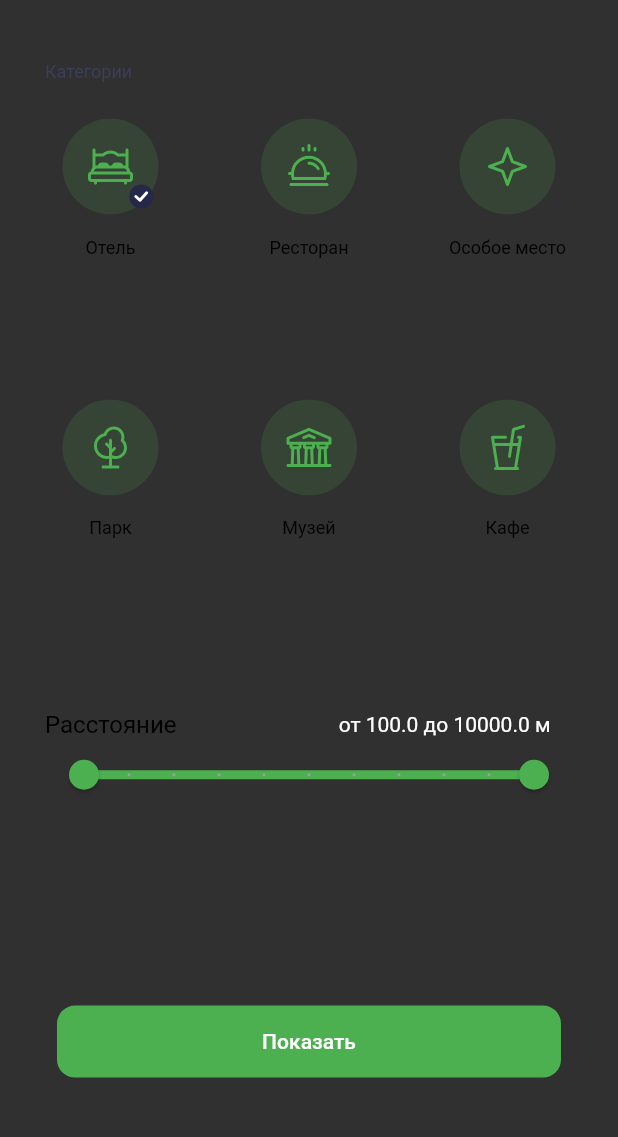
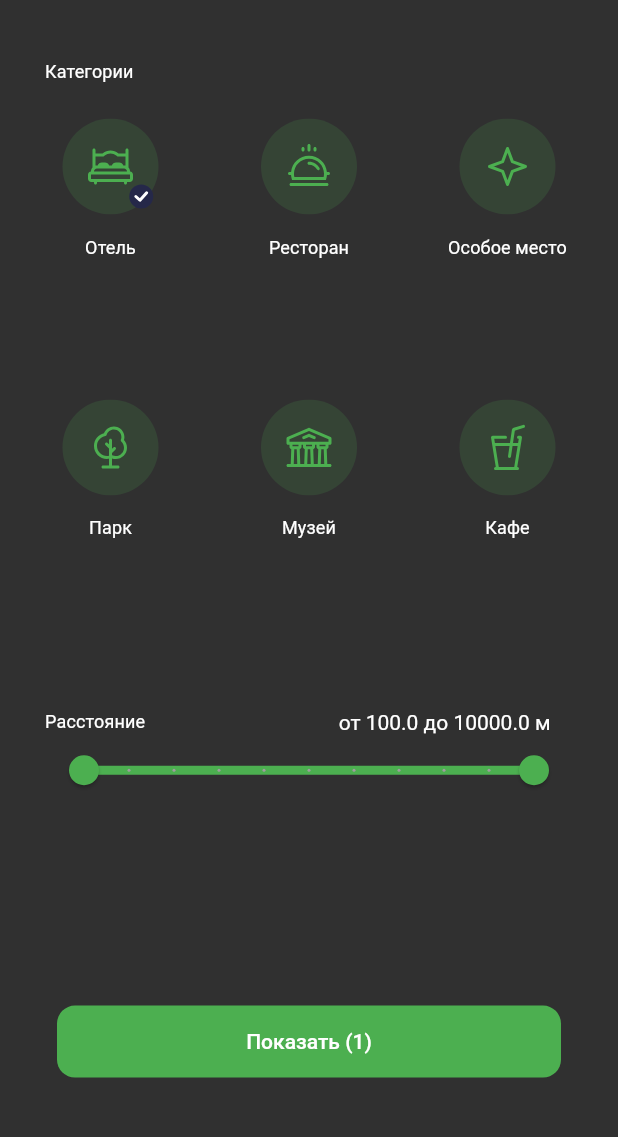
Before and after one commit to AleksPisanets-Yakimova/flutter_project_yakimova, a Flutter app: the screen it shows after launch, after a tap on an icon or button, on a phone screen of 412 x 824 dp, the part 84-1221 px from its top. Run offline on Flutter 3.47's test engine with Material 2 defaults, Android fonts, the phone set to English and light mode, and no system bars; our stand-ins replace flutter_svg.

Commit message:
Рефакторинг.

```diff
--- a/lib/mocks/mocks.dart
+++ b/lib/mocks/mocks.dart
@@ -89,4 +89,22 @@ final List<Sight> mocks = [
         'фонтанам, яркие разноцветные лучи, музыка - это так здорово!',
     type: SightType.park,
   ),
+  Sight(
+    id: 7,
+    name: 'Парк Муравьева-Амурского',
+    lat: 48.473143,
+    lon: 135.049149,
+    urls: [
+      'https://topparki.ru/wp-content/uploads/2018/12/a1072c51adae5228c260a2d3ffddf3c1-1024x653.jpg'
+    ],
+    details: 'Отреставрированная набережная может похвастаться своим видом, '
+        'велодорожками, вечерним шоу на фонтанах. Идеально подходит для '
+        'прогулок в любое время суток. Вы можете пойти прогуляться днем, '
+        'взять детей и пойти на аттракционы. Взять вкуснейшее в городе мороженое'
+        ' "Камелию" для еще лучшего отдыха) Огромное количество лавочек и качель '
+        'для тех кто устал или просто хочет расслабиться. Летние вечерние показы '
+        'фильмов это нечто. Также вечером просто необходимо сходить на стадион к '
+        'фонтанам, яркие разноцветные лучи, музыка - это так здорово!',
+    type: SightType.park,
+  ),
 ];
--- a/lib/ui/screen/const/styles.dart
+++ b/lib/ui/screen/const/styles.dart
@@ -59,10 +59,4 @@ class AppTypography {
     fontWeight: _regular,
     fontSize: 12,
   );
-
-  static const textFilterDistance = TextStyle(
-    fontFamily: _defaultFontFamily,
-    fontWeight: _regular,
-    fontSize: 16,
-  );
 }
--- a/lib/ui/screen/filter_screen.dart
+++ b/lib/ui/screen/filter_screen.dart
@@ -17,15 +17,55 @@ late double _startDistance = DistanceSettings.from;
 late double _endDistance = DistanceSettings.to;
 late double _distance = (_endDistance - _startDistance) / 1000;
 late Set<int> _selectedPlaces = {};
+late var _selectCount = _selectedPlaces.length;
 
 class FilterScreen extends StatefulWidget {
+  static _FilterScreenState of(
+    BuildContext context, {
+    bool listen = false,
+  }) =>
+      _FilterScreenInheritedWidget.of(context, listen: listen)!;
+
   @override
   _FilterScreenState createState() => _FilterScreenState();
 }
 
-class _FilterScreenState extends State {
+class _FilterScreenState extends State<FilterScreen> {
+  var _needUpdate = false;
+
+  // Обновление дерева зависимостей.
+  void update() {
+    setState(() {
+      _needUpdate = true;
+    });
+  }
+
+  void clearSearch() {
+    _selectedCategories.clear();
+    _selectedPlaces.clear();
+    print('В функции clearSearch: $_selectedCategories');
+    update();
+  }
+
+  void updateSearch(SightType type) {
+    if (_selectedCategories.contains(type)) {
+      _selectedCategories.remove(type);
+    } else {
+      _selectedCategories.add(type);
+    }
+    _selectCount = _selectedCategories.length;
+    update();
+  }
+
+  void updateSelect(int id) {
+    _selectedPlaces.add(id);
+    update();
+  }
+
   @override
-  Widget build(BuildContext context) => Scaffold(
+  Widget build(BuildContext context) => _FilterScreenInheritedWidget(
+        state: this,
+        child: Scaffold(
           appBar: AppBar(
             title: _BackAndClear(),
           ),
@@ -33,20 +73,44 @@ class _FilterScreenState extends State {
             padding: const EdgeInsets.only(top: 25, left: 30, right: 30),
             child: _Content(),
           ),
+        ),
       );
 }
 
-class SelectedCategoriesState extends InheritedWidget {
-  final Set<SightType> selectedCategories;
-  const SelectedCategoriesState({
+class _FilterScreenInheritedWidget extends InheritedWidget {
+  const _FilterScreenInheritedWidget({
     Key? key,
-    required this.selectedCategories,
+    required this.state,
     required Widget child,
   }) : super(key: key, child: child);
 
+  final _FilterScreenState state;
+
+  /// Ищет InheritedWidget в дереве, возвращает [state].
+  ///
+  /// Если надо, подписывается ([listen]).
+  static _FilterScreenState? of(
+    BuildContext context, {
+    required bool listen,
+  }) =>
+      (listen
+              ? context.dependOnInheritedWidgetOfExactType<
+                  _FilterScreenInheritedWidget>()
+              : context
+                  .getElementForInheritedWidgetOfExactType<
+                      _FilterScreenInheritedWidget>()
+                  ?.widget as _FilterScreenInheritedWidget?)
+          ?.state;
+
   @override
-  bool updateShouldNotify(covariant SelectedCategoriesState oldWidget) =>
-      selectedCategories != selectedCategories;
+  bool updateShouldNotify(_FilterScreenInheritedWidget oldWidget) {
+    if (state._needUpdate) {
+      state._needUpdate = false;
+      return true;
+    }
+
+    return false;
+  }
 }
 
 class _Content extends StatefulWidget {
@@ -56,7 +120,9 @@ class _Content extends StatefulWidget {
 
 class _ContentState extends State<_Content> {
   @override
-  Widget build(BuildContext context) => Column(
+  Widget build(BuildContext context) {
+    FilterScreen.of(context, listen: true);
+    return Column(
       crossAxisAlignment: CrossAxisAlignment.stretch,
       children: [
         _Categories(),
@@ -68,6 +134,7 @@ class _ContentState extends State<_Content> {
         _ShowButton(),
       ],
     );
+  }
 }
 
 class _FilterTextButton extends StatefulWidget {
@@ -84,13 +151,7 @@ class _FilterTextButton extends StatefulWidget {
 
 class _FilterTextButtonState extends State<_FilterTextButton> {
   @override
-  Widget build(BuildContext context) {
-    final selectedCategories = context
-            .dependOnInheritedWidgetOfExactType<SelectedCategoriesState>()
-            ?.selectedCategories ??
-        0;
-
-    return Expanded(
+  Widget build(BuildContext context) => Expanded(
         child: AnimatedContainer(
           duration: const Duration(seconds: 2),
           child: Material(
@@ -99,12 +160,8 @@ class _FilterTextButtonState extends State<_FilterTextButton> {
                 InkWell(
                   onTap: () {
                     setState(() {
-                    if (_selectedCategories
-                        .contains(widget.filterCategory.type)) {
-                      _selectedCategories.remove(widget.filterCategory.type);
-                    } else {
-                      _selectedCategories.add(widget.filterCategory.type);
-                    }
+                      FilterScreen.of(context, listen: false)
+                          .updateSearch(widget.filterCategory.type);
                     });
                   },
                   child: Stack(
@@ -127,14 +184,15 @@ class _FilterTextButtonState extends State<_FilterTextButton> {
                 Text(
                   widget.filterCategory.name,
                   textAlign: TextAlign.center,
-                style: AppTypography.textFilter.withColor(AppColors.colorBlack),
+                  style: Theme.of(context).textTheme.subtitle2,
+                  overflow: TextOverflow.ellipsis,
+                  softWrap: false,
                 ),
               ],
             ),
           ),
         ),
       );
-  }
 }
 
 class _FilterRow extends StatelessWidget {
@@ -175,9 +233,7 @@ class _BackAndClear extends StatefulWidget {
 
 class _BackAndClearState extends State<_BackAndClear> {
   @override
-  Widget build(BuildContext context) => SelectedCategoriesState(
-        selectedCategories: _selectedCategories,
-        child: Center(
+  Widget build(BuildContext context) => Center(
         child: Row(
           children: [
             TextButton(
@@ -199,13 +255,12 @@ class _BackAndClearState extends State<_BackAndClear> {
               onPressed: () {
                 print('Очистить. Фильтр.');
                 setState(() {
-                    _selectedCategories = {};
+                  FilterScreen.of(context, listen: false).clearSearch();
                 });
-                  print(_selectedCategories);
+                print('В виджете _BackAndClearState: $_selectedCategories');
               },
             ),
           ],
-          ),
         ),
       );
 }
@@ -219,8 +274,7 @@ class _Categories extends StatelessWidget {
         ),
         child: Text(
           AppTexts.textCategories,
-          style:
-              AppTypography.textFilter.withColor(AppColors.colorDarkSlateGray),
+          style: Theme.of(context).textTheme.subtitle2,
         ),
       );
 }
@@ -243,8 +297,7 @@ class _DistanceState extends State<_Distance> {
               children: [
                 Text(
                   AppTexts.textDistance,
-                  style: AppTypography.textFilterDistance
-                      .withColor(AppColors.colorBlack),
+                  style: Theme.of(context).textTheme.subtitle2,
                 ),
                 const Spacer(),
                 Padding(
@@ -275,7 +328,12 @@ class _DistanceState extends State<_Distance> {
       );
 }
 
-class _ShowButton extends StatelessWidget {
+class _ShowButton extends StatefulWidget {
+  @override
+  State<_ShowButton> createState() => _ShowButtonState();
+}
+
+class _ShowButtonState extends State<_ShowButton> {
   @override
   Widget build(BuildContext context) => Expanded(
         child: TextButton(
@@ -288,7 +346,9 @@ class _ShowButton extends StatelessWidget {
               ),
               child: Center(
                 child: Text(
-                  AppTexts.textShow,
+                  _selectCount > 0
+                      ? '${AppTexts.textShow} ($_selectCount)'
+                      : AppTexts.textShow,
                   style: Theme.of(context).textTheme.button,
                   textAlign: TextAlign.center,
                 ),
@@ -305,7 +365,8 @@ class _ShowButton extends StatelessWidget {
                     _distance);
 
                 if (nearMe && _selectedCategories.contains(places.type)) {
-                  _selectedPlaces.add(places.id);
+                  // _selectedPlaces.add(places.id);
+                  FilterScreen.of(context).updateSelect(places.id);
                 }
               }
               print(_selectedPlaces);
--- a/lib/ui/screen/rez/themes.dart
+++ b/lib/ui/screen/rez/themes.dart
@@ -65,8 +65,7 @@ class AppTheme {
             AppTypography.textSightListCategory.withColor(AppColors.colorWhite),
         subtitle1: AppTypography.textSightListTimeWork
             .withColor(AppColors.colorSlateBlue),
-        subtitle2:
-            AppTypography.textSightListCategory.withColor(AppColors.colorBlack),
+        subtitle2: AppTypography.textFilter.withColor(AppColors.colorBlack),
       );
 
   /// Темная тема.
@@ -125,5 +124,6 @@ class AppTheme {
             AppTypography.textSightListCategory.withColor(AppColors.colorWhite),
         subtitle1:
             AppTypography.textSightListTimeWork.withColor(AppColors.colorWhite),
+        subtitle2: AppTypography.textFilter.withColor(AppColors.colorWhite),
       );
 }
```
Lines whose indentation alone changed are shown as unchanged.
